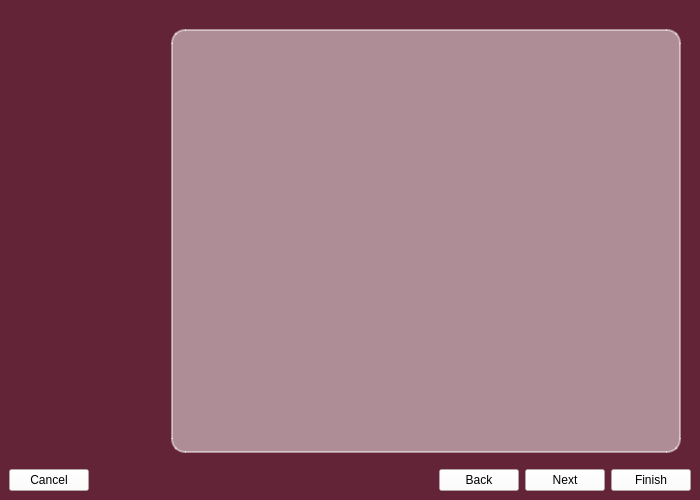
Old version of the form kde4/kaptan4/src/gui/kaptanMain.ui in the repository pars-linux/uludag.
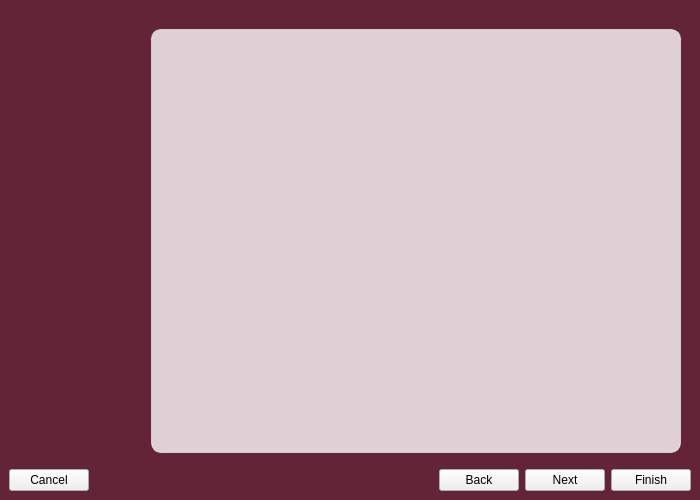
New version of the form. Icons and pictures are not drawn.

What changed in the file:
```diff
--- a/kde4/kaptan4/src/gui/kaptanMain.ui
+++ b/kde4/kaptan4/src/gui/kaptanMain.ui
@@ -33,9 +33,9 @@
 QStackedWidget#mainStack {
 	color: white;
      border-style: outset;
-     border-width: 2px;
-     border-radius: 14px;
-     border-color: rgba(255, 255, 255, 122);
+     border-width: 1px;
+     border-radius: 10px;
+     border-color: rgba(255, 255, 255, 152);
 
 }
 </string>
@@ -105,7 +105,7 @@
           </property>
           <property name="sizeHint" stdset="0">
            <size>
-            <width>140</width>
+            <width>120</width>
             <height>20</height>
            </size>
           </property>
@@ -140,10 +140,13 @@
            </sizepolicy>
           </property>
           <property name="styleSheet">
-           <string notr="true">QStackedWidget#mainStack{background-color:rgba(255, 255, 255, 122);
+           <string notr="true">QStackedWidget#mainStack{background-color:rgba(255, 255, 255,200);
 margin: 10px;
 }</string>
           </property>
+          <property name="lineWidth">
+           <number>0</number>
+          </property>
           <property name="currentIndex">
            <number>0</number>
           </property>
@@ -157,8 +160,7 @@
         <item>
          <widget class="QPushButton" name="buttonCancel">
           <property name="styleSheet">
-           <string notr="true">background-color: rgba(255, 255, 255, 122);
-</string>
+           <string notr="true"/>
           </property>
           <property name="text">
            <string>Cancel</string>
@@ -181,8 +183,7 @@
         <item>
          <widget class="QPushButton" name="buttonBack">
           <property name="styleSheet">
-           <string notr="true">background-color: rgba(255, 255, 255, 122);
-</string>
+           <string notr="true"/>
           </property>
           <property name="text">
            <string>Back</string>
@@ -192,8 +193,7 @@
         <item>
          <widget class="QPushButton" name="buttonNext">
           <property name="styleSheet">
-           <string notr="true">background-color: rgba(255, 255, 255, 122);
-</string>
+           <string notr="true"/>
           </property>
           <property name="text">
            <string>Next</string>
@@ -203,8 +203,7 @@
         <item>
          <widget class="QPushButton" name="buttonFinish">
           <property name="styleSheet">
-           <string notr="true">background-color: rgba(255, 255, 255, 122);
-</string>
+           <string notr="true"/>
           </property>
           <property name="text">
            <string>Finish</string>
```
Left out of the diff: 3 changed lines with no effect on the pictures.
